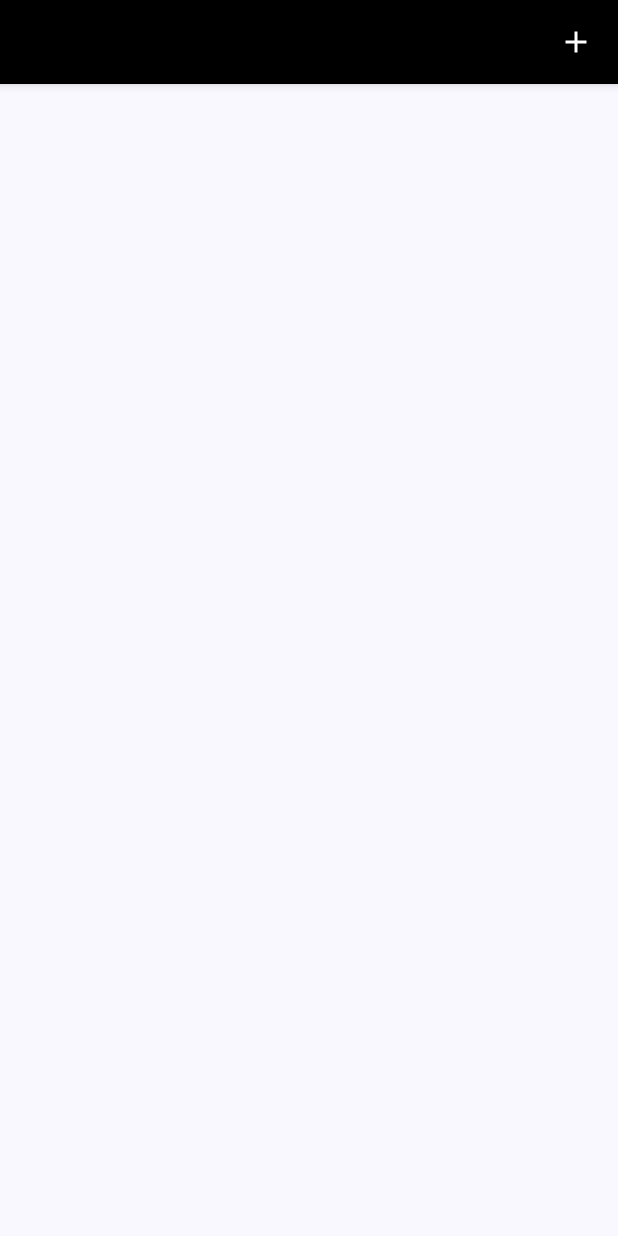
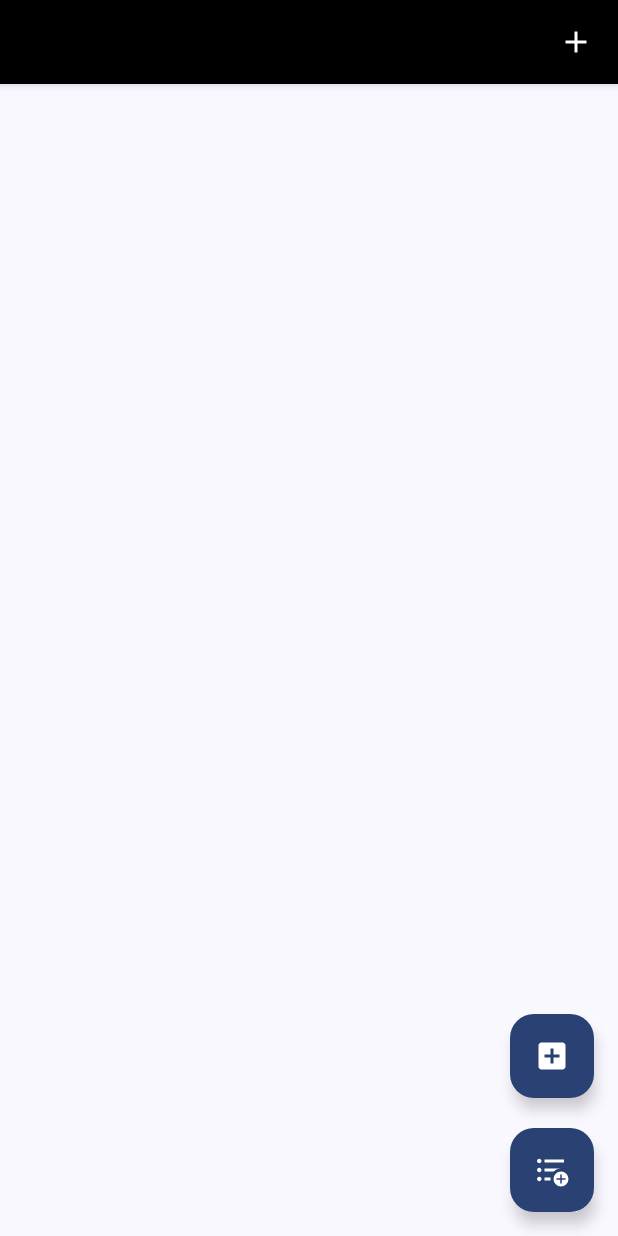
Before and after one commit to jmleep/Sublister, an Android app built with Jetpack Compose: the ListDetailActivity screen opened directly, with no data from a screen before it, on a phone screen of 412 x 824 dp. Run offline under Robolectric (Android 15) with nearby library versions, the phone set to English and light mode, and no system bars; our stand-ins replace Room's generated code, accompanist, livedata-compose; 1 statement that could not run was skipped.

Commit message:
adds additional FAB for tasks

```diff
--- a/app/src/main/java/dev/jordanleeper/sublister/ui/button/FloatingActionButton.kt
+++ b/app/src/main/java/dev/jordanleeper/sublister/ui/button/AddListFloatingActionButton.kt
@@ -1,30 +1,35 @@
 package dev.jordanleeper.sublister.ui.button
 
 
-import androidx.compose.material.icons.Icons
-import androidx.compose.material.icons.filled.Add
 import androidx.compose.material3.FloatingActionButton
 import androidx.compose.material3.Icon
 import androidx.compose.material3.MaterialTheme
 import androidx.compose.runtime.Composable
 import androidx.compose.runtime.MutableState
+import androidx.compose.ui.graphics.Color
 import androidx.compose.ui.hapticfeedback.HapticFeedbackType
 import androidx.compose.ui.platform.LocalHapticFeedback
+import androidx.compose.ui.res.painterResource
+import dev.jordanleeper.sublister.R
 
 @Composable
-fun AddListFloatingActionButton(showAddListDialog: MutableState<Boolean>) {
+fun AddListFloatingActionButton(
+    showAddListDialog: MutableState<Boolean>,
+    color: Color = MaterialTheme.colorScheme.primary,
+    iconTextColor: Color = MaterialTheme.colorScheme.onPrimary
+) {
     val haptic = LocalHapticFeedback.current
     FloatingActionButton(
         onClick = {
             haptic.performHapticFeedback(HapticFeedbackType.TextHandleMove)
             showAddListDialog.value = true
         },
-        containerColor = MaterialTheme.colorScheme.primary
+        containerColor = color
     ) {
         Icon(
-            Icons.Filled.Add,
+            painter = painterResource(id = R.drawable.format_list_bulleted_add_24),
             "Add list",
-            tint = MaterialTheme.colorScheme.onPrimary
+            tint = iconTextColor
         )
     }
 }
--- /dev/null
+++ b/app/src/main/java/dev/jordanleeper/sublister/ui/button/AddTaskFloatingActionButton.kt
@@ -0,0 +1,34 @@
+package dev.jordanleeper.sublister.ui.button
+
+import androidx.compose.material.icons.Icons
+import androidx.compose.material.icons.filled.AddBox
+import androidx.compose.material3.FloatingActionButton
+import androidx.compose.material3.Icon
+import androidx.compose.material3.MaterialTheme
+import androidx.compose.runtime.Composable
+import androidx.compose.runtime.MutableState
+import androidx.compose.ui.graphics.Color
+import androidx.compose.ui.hapticfeedback.HapticFeedbackType
+import androidx.compose.ui.platform.LocalHapticFeedback
+
+@Composable
+fun AddTaskFloatingActionButton(
+    showAddListDialog: MutableState<Boolean>,
+    color: Color?,
+    textColor: Color?
+) {
+    val haptic = LocalHapticFeedback.current
+    FloatingActionButton(
+        onClick = {
+            haptic.performHapticFeedback(HapticFeedbackType.TextHandleMove)
+            showAddListDialog.value = true
+        },
+        containerColor = color ?: MaterialTheme.colorScheme.primary
+    ) {
+        Icon(
+            Icons.Filled.AddBox,
+            "Add task",
+            tint = textColor ?: MaterialTheme.colorScheme.onPrimary,
+        )
+    }
+}
--- a/app/src/main/java/dev/jordanleeper/sublister/ui/listdetail/ListDetailView.kt
+++ b/app/src/main/java/dev/jordanleeper/sublister/ui/listdetail/ListDetailView.kt
@@ -1,5 +1,7 @@
 package dev.jordanleeper.sublister.ui.listdetail
 
+import androidx.compose.foundation.layout.Arrangement
+import androidx.compose.foundation.layout.Column
 import androidx.compose.foundation.layout.fillMaxSize
 import androidx.compose.foundation.layout.padding
 import androidx.compose.foundation.lazy.LazyColumn
@@ -12,9 +14,12 @@ import androidx.compose.runtime.mutableStateOf
 import androidx.compose.runtime.remember
 import androidx.compose.ui.Modifier
 import androidx.compose.ui.graphics.Color
+import androidx.compose.ui.unit.dp
 import com.google.accompanist.systemuicontroller.rememberSystemUiController
 import dev.jordanleeper.sublister.data.ParentListActivityViewModel
 import dev.jordanleeper.sublister.data.SubList
+import dev.jordanleeper.sublister.ui.button.AddListFloatingActionButton
+import dev.jordanleeper.sublister.ui.button.AddTaskFloatingActionButton
 import dev.jordanleeper.sublister.ui.dialog.AddEditListDialog
 import dev.jordanleeper.sublister.ui.theme.*
 import java.util.*
@@ -28,6 +33,7 @@ fun ListDetailView(id: Int, viewModel: ParentListActivityViewModel) {
     val showEditListDialog = remember {
         mutableStateOf(false)
     }
+
     val currentlyEditingSubListName = remember {
         mutableStateOf("")
     }
@@ -47,6 +53,21 @@ fun ListDetailView(id: Int, viewModel: ParentListActivityViewModel) {
         Scaffold(
             topBar = {
                 ListDetailAppBar(showAddListDialog, itemTextColor, parentList)
+            },
+            floatingActionButton = {
+                Column(verticalArrangement = Arrangement.spacedBy(20.dp)) {
+                    AddTaskFloatingActionButton(
+                        showAddListDialog,
+                        parentList?.color?.getColor(),
+                        parentList?.textColor?.getColor()
+                    )
+                    AddListFloatingActionButton(
+                        showAddListDialog,
+                        parentList?.color?.getColor() ?: MaterialTheme.colorScheme.primary,
+                        parentList?.textColor?.getColor() ?: MaterialTheme.colorScheme.onPrimary
+                    )
+                }
+
             },
             content = { paddingValues ->
                 Surface(
--- a/app/src/main/java/dev/jordanleeper/sublister/ui/listitem/ListItem.kt
+++ b/app/src/main/java/dev/jordanleeper/sublister/ui/listitem/ListItem.kt
@@ -17,6 +17,7 @@ import androidx.compose.ui.unit.dp
 fun ListItem(
     color: Color,
     label: String,
+
     style: TextStyle = TextStyle.Default,
     chipContent: @Composable() () -> Unit
 ) {
--- /dev/null
+++ b/app/src/main/res/drawable/format_list_bulleted_add_24.xml
@@ -0,0 +1,10 @@
+<vector xmlns:android="http://schemas.android.com/apk/res/android"
+    android:width="24dp"
+    android:height="24dp"
+    android:viewportWidth="24"
+    android:viewportHeight="24"
+    android:tint="?attr/colorControlNormal">
+  <path
+      android:fillColor="@android:color/white"
+      android:pathData="M3.5,7.5Q2.875,7.5 2.438,7.062Q2,6.625 2,6Q2,5.375 2.438,4.938Q2.875,4.5 3.5,4.5Q4.125,4.5 4.562,4.938Q5,5.375 5,6Q5,6.625 4.562,7.062Q4.125,7.5 3.5,7.5ZM3.5,13.5Q2.875,13.5 2.438,13.062Q2,12.625 2,12Q2,11.375 2.438,10.938Q2.875,10.5 3.5,10.5Q4.125,10.5 4.562,10.938Q5,11.375 5,12Q5,12.625 4.562,13.062Q4.125,13.5 3.5,13.5ZM3.5,19.5Q2.875,19.5 2.438,19.062Q2,18.625 2,18Q2,17.375 2.438,16.938Q2.875,16.5 3.5,16.5Q4.125,16.5 4.562,16.938Q5,17.375 5,18Q5,18.625 4.562,19.062Q4.125,19.5 3.5,19.5ZM7,7V5H20V7ZM7,13V11H18Q16.575,11 15.325,11.537Q14.075,12.075 13.125,13ZM7,19V17H11.075Q11,17.5 11,18Q11,18.5 11.075,19ZM18,23Q15.925,23 14.463,21.538Q13,20.075 13,18Q13,15.925 14.463,14.462Q15.925,13 18,13Q20.075,13 21.538,14.462Q23,15.925 23,18Q23,20.075 21.538,21.538Q20.075,23 18,23ZM17.5,21H18.5V18.5H21V17.5H18.5V15H17.5V17.5H15V18.5H17.5Z"/>
+</vector>
```
